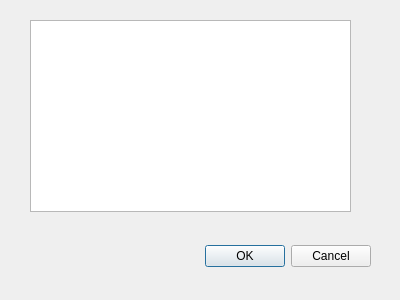
JamesZFS/Plongeur, file statdialog.ui: the form before one commit.
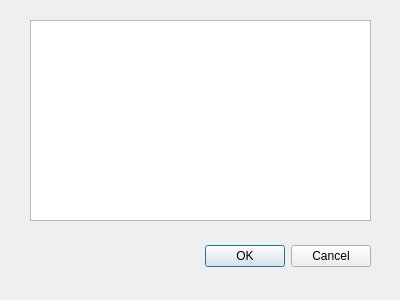
The form after the commit.

What changed in the file:
```diff
--- a/statdialog.ui
+++ b/statdialog.ui
@@ -34,8 +34,8 @@
     <rect>
      <x>30</x>
      <y>20</y>
-     <width>321</width>
-     <height>192</height>
+     <width>341</width>
+     <height>201</height>
     </rect>
    </property>
   </widget>
```
Left out of the diff: 2 changed lines with no effect on the pictures.
